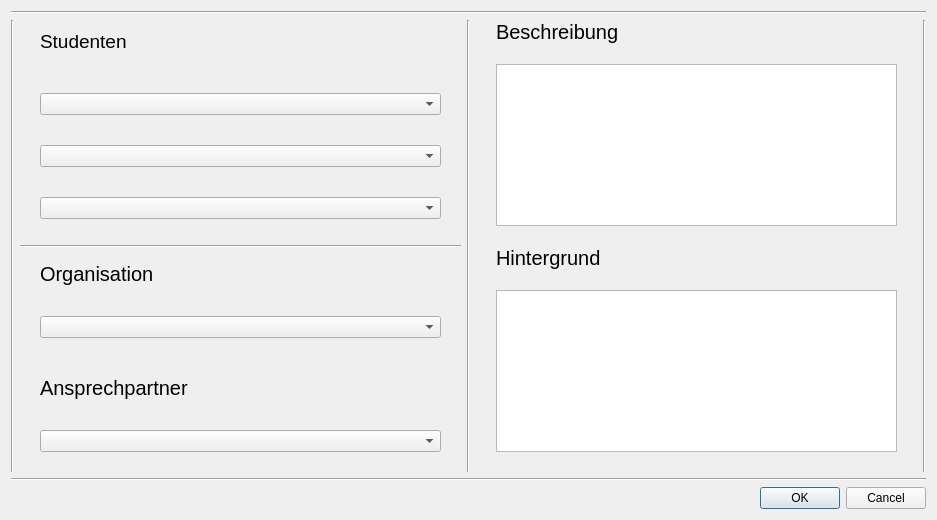
This is Project_project/Forms/insertprojectdialog.ui in bjoernlewe/Software-Engineering as Qt 5 draws it before an edit. The edited form follows.
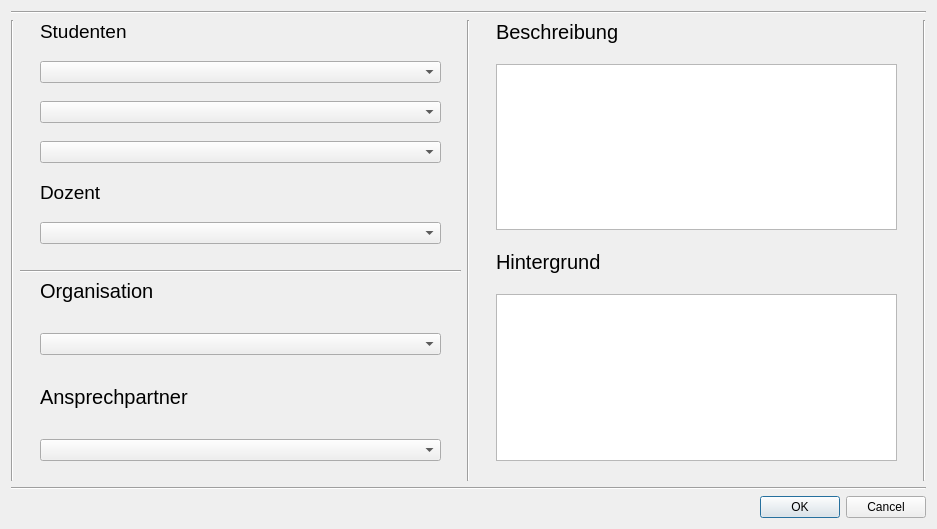
This is the edited form.

```diff
--- a/Project_project/Forms/insertprojectdialog.ui
+++ b/Project_project/Forms/insertprojectdialog.ui
@@ -82,6 +82,15 @@
            <verstretch>0</verstretch>
           </sizepolicy>
          </property>
+         <property name="currentText">
+          <string/>
+         </property>
+         <property name="insertPolicy">
+          <enum>QComboBox::InsertAfterCurrent</enum>
+         </property>
+         <property name="modelColumn">
+          <number>0</number>
+         </property>
         </widget>
        </item>
        <item>
@@ -215,7 +224,7 @@
      <item row="1" column="1">
       <layout class="QVBoxLayout" name="StudentGrid">
        <property name="spacing">
-        <number>30</number>
+        <number>18</number>
        </property>
        <property name="leftMargin">
         <number>20</number>
@@ -234,7 +243,7 @@
          <property name="sizePolicy">
           <sizepolicy hsizetype="Preferred" vsizetype="Preferred">
            <horstretch>0</horstretch>
-           <verstretch>1</verstretch>
+           <verstretch>0</verstretch>
           </sizepolicy>
          </property>
          <property name="maximumSize">
@@ -277,7 +286,35 @@
         </widget>
        </item>
        <item>
-        <widget class="QComboBox" name="comboBox_3">
+        <widget class="QComboBox" name="stuCombo3">
+         <property name="sizePolicy">
+          <sizepolicy hsizetype="Preferred" vsizetype="Preferred">
+           <horstretch>0</horstretch>
+           <verstretch>0</verstretch>
+          </sizepolicy>
+         </property>
+        </widget>
+       </item>
+       <item>
+        <widget class="QLabel" name="DozentLabel">
+         <property name="sizePolicy">
+          <sizepolicy hsizetype="Preferred" vsizetype="Preferred">
+           <horstretch>0</horstretch>
+           <verstretch>0</verstretch>
+          </sizepolicy>
+         </property>
+         <property name="font">
+          <font>
+           <pointsize>14</pointsize>
+          </font>
+         </property>
+         <property name="text">
+          <string>Dozent</string>
+         </property>
+        </widget>
+       </item>
+       <item>
+        <widget class="QComboBox" name="dozentCombo">
          <property name="sizePolicy">
           <sizepolicy hsizetype="Preferred" vsizetype="Preferred">
            <horstretch>0</horstretch>
```
Left out of the diff: 22 changed lines with no effect on the pictures.
